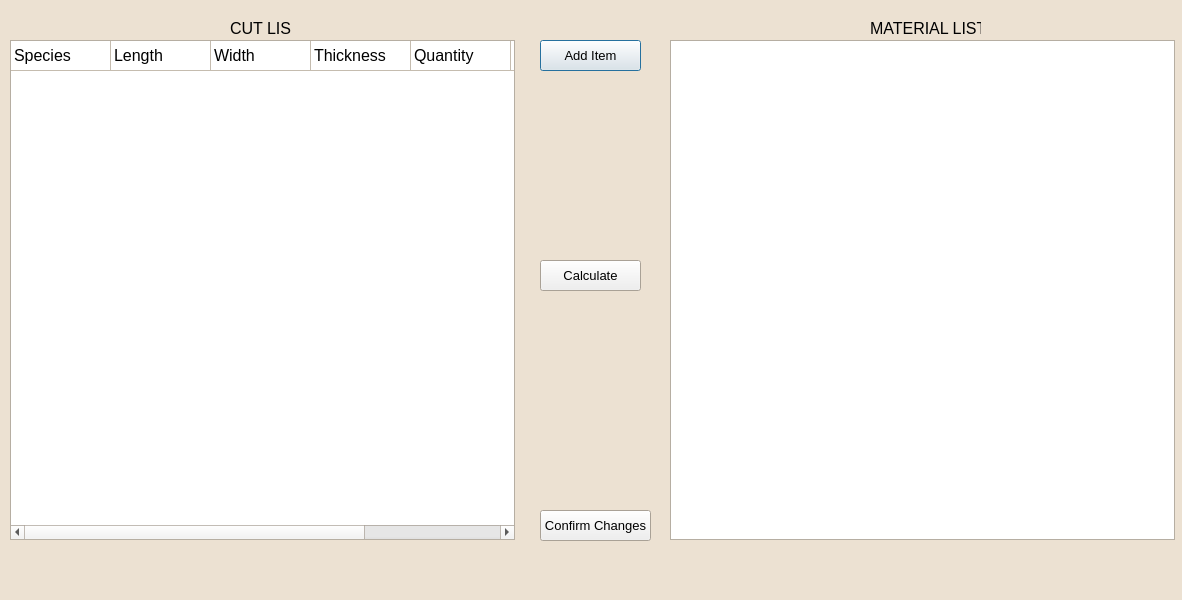
Above: cutlistdialog.ui from EtoDrowsy/CS499 before the change. Below: the same form after it.
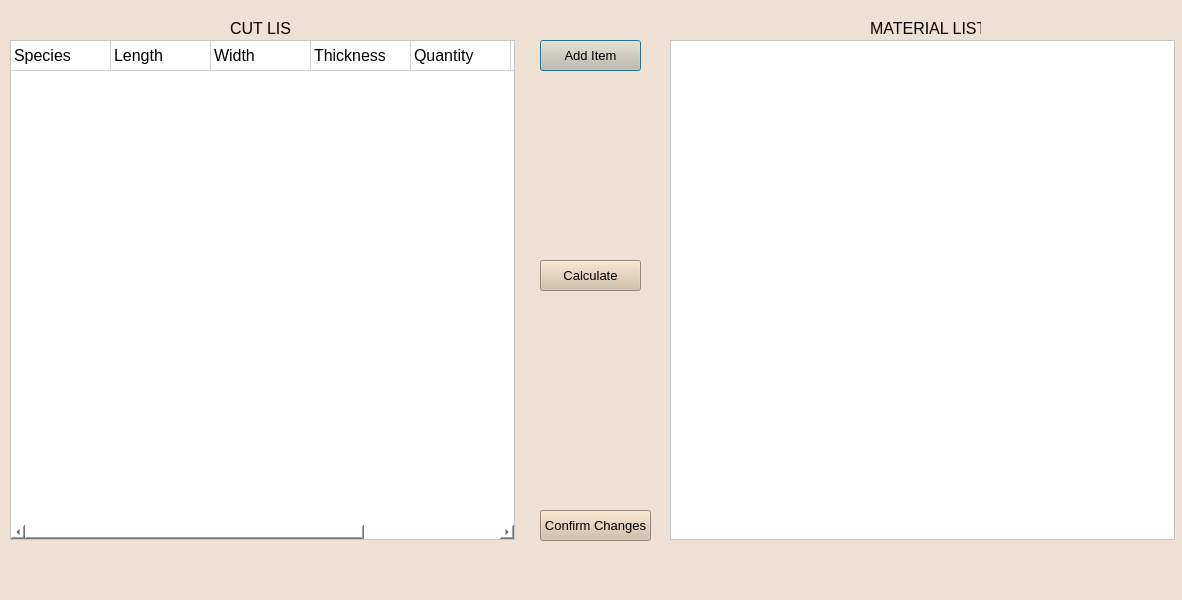
That is the form after the change.

Commit message: more style sheets

```diff
--- a/cutlistdialog.ui
+++ b/cutlistdialog.ui
@@ -76,6 +76,9 @@
      <pointsize>12</pointsize>
     </font>
    </property>
+   <property name="styleSheet">
+    <string notr="true">background-color:white;color:black</string>
+   </property>
    <property name="locale">
     <locale language="English" country="UnitedStates"/>
    </property>
@@ -158,6 +161,9 @@
      <pointsize>10</pointsize>
     </font>
    </property>
+   <property name="styleSheet">
+    <string notr="true">background-color:rgb(209, 188, 164);color:rgb(0, 0, 0)</string>
+   </property>
    <property name="text">
     <string>Add Item</string>
    </property>
@@ -212,6 +218,9 @@
      <pointsize>10</pointsize>
     </font>
    </property>
+   <property name="styleSheet">
+    <string notr="true">background-color:rgb(209, 188, 164);color:rgb(0, 0, 0)</string>
+   </property>
    <property name="text">
     <string>Calculate</string>
    </property>
@@ -230,6 +239,9 @@
      <pointsize>12</pointsize>
     </font>
    </property>
+   <property name="styleSheet">
+    <string notr="true">background-color:white;color:black</string>
+   </property>
   </widget>
   <widget class="QPushButton" name="confirmButton">
    <property name="geometry">
@@ -245,6 +257,9 @@
      <pointsize>10</pointsize>
     </font>
    </property>
+   <property name="styleSheet">
+    <string notr="true">background-color:rgb(209, 188, 164);color:rgb(0, 0, 0)</string>
+   </property>
    <property name="text">
     <string>Confirm Changes</string>
    </property>
```
Left out of the diff: 6 changed lines with no effect on the pictures. The commit also changes 1 other file.
